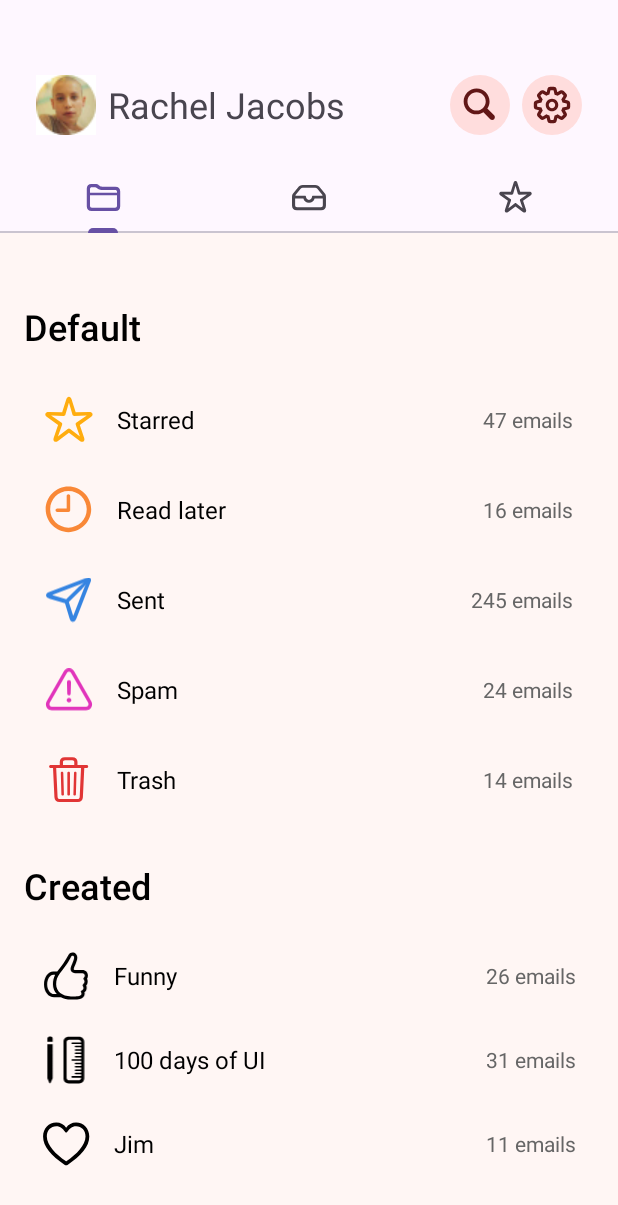
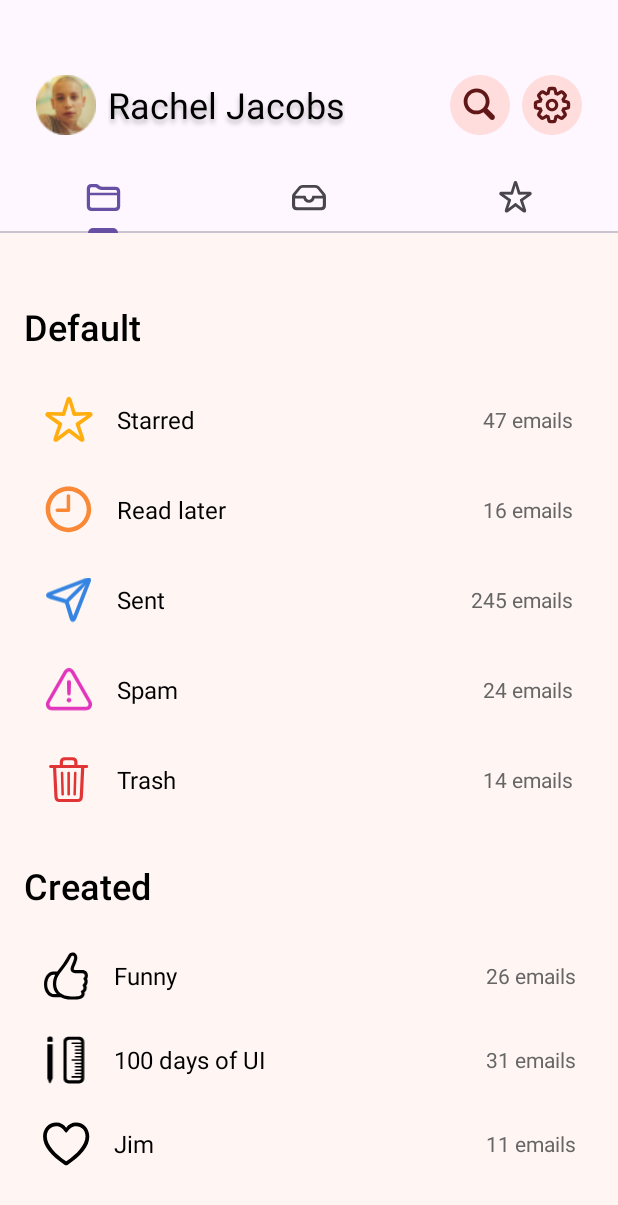
Before and after one commit to tuanminhphan45/mobile-project, an Android app: the FloderFragment screen opened directly, with no data from a screen before it, on a phone screen of 412 x 824 dp. Shown: the top 1205 px of the screen. Run offline under Robolectric (Android 15) with nearby library versions, the phone set to English and light mode, and no system bars.

Commit message:
split atri of folder page

```diff
--- a/app/src/main/res/layout/activity_main.xml
+++ b/app/src/main/res/layout/activity_main.xml
@@ -40,6 +40,7 @@
                     android:layout_height="wrap_content"
                     android:textSize="24sp"
                     android:text="@string/rachel_jacobs"
+                    android:textAppearance="@style/name_header"
                     android:layout_marginStart="8dp" />
             </LinearLayout>
 
--- a/app/src/main/res/layout/fragment_floder.xml
+++ b/app/src/main/res/layout/fragment_floder.xml
@@ -1,15 +1,12 @@
 <?xml version="1.0" encoding="utf-8"?>
-<FrameLayout xmlns:android="http://schemas.android.com/apk/res/android"
+<LinearLayout xmlns:android="http://schemas.android.com/apk/res/android"
     xmlns:tools="http://schemas.android.com/tools"
     android:layout_width="match_parent"
     android:layout_height="match_parent"
+    android:orientation="vertical"
+    android:padding="16dp"
+    android:background="#FFF6F4"
     tools:context=".Fragment.FloderFragment">
-    <LinearLayout
-        android:layout_width="match_parent"
-        android:layout_height="match_parent"
-        android:orientation="vertical"
-        android:padding="16dp"
-        android:background="#FFF6F4">
 
         <TextView
             android:layout_marginTop="30dp"
@@ -17,9 +14,7 @@
             android:layout_width="wrap_content"
             android:layout_height="wrap_content"
             android:text="@string/default123"
-            android:textSize="24sp"
-            android:textColor="#000000"
-            android:fontFamily="sans-serif-medium"
+            style="@style/title_folder"
             android:paddingBottom="16dp"/>
         <LinearLayout
             android:id="@+id/starred"
@@ -42,17 +37,14 @@
                 android:layout_height="wrap_content"
                 android:layout_weight="1"
                 android:text="@string/starred"
-                android:textSize="16sp"
-                android:textColor="#000000"
-                android:paddingStart="16dp"/>
+                style="@style/content_folder"/>
 
             <TextView
                 android:id="@+id/starred_count"
                 android:layout_width="wrap_content"
                 android:layout_height="wrap_content"
                 android:text="@string/_47_emails"
-                android:textSize="14sp"
-                android:textColor="#666666"/>
+                style="@style/sub_folder"/>
         </LinearLayout>
         <LinearLayout
             android:id="@+id/read_later"
@@ -75,17 +67,14 @@
                 android:layout_height="wrap_content"
                 android:layout_weight="1"
                 android:text="@string/read_later"
-                android:textSize="16sp"
-                android:textColor="#000000"
-                android:paddingStart="16dp"/>
+                style="@style/content_folder"/>
 
             <TextView
                 android:id="@+id/read_later_count"
                 android:layout_width="wrap_content"
                 android:layout_height="wrap_content"
                 android:text="@string/_16_emails"
-                android:textSize="14sp"
-                android:textColor="#666666"/>
+                style="@style/sub_folder"/>
         </LinearLayout>
         <LinearLayout
             android:id="@+id/sent"
@@ -108,17 +97,15 @@
                 android:layout_height="wrap_content"
                 android:layout_weight="1"
                 android:text="@string/sent"
-                android:textSize="16sp"
-                android:textColor="#000000"
-                android:paddingStart="16dp"/>
+                style="@style/content_folder"/>
 
             <TextView
                 android:id="@+id/sent_count"
                 android:layout_width="wrap_content"
                 android:layout_height="wrap_content"
                 android:text="@string/_245_emails"
-                android:textSize="14sp"
-                android:textColor="#666666"/>
+                style="@style/sub_folder"
+                />
         </LinearLayout>
 
         <LinearLayout
@@ -143,17 +130,14 @@
                 android:layout_height="wrap_content"
                 android:layout_weight="1"
                 android:text="Spam"
-                android:textSize="16sp"
-                android:textColor="#000000"
-                android:paddingStart="16dp"/>
+                style="@style/content_folder"/>
 
             <TextView
                 android:id="@+id/spam_count"
                 android:layout_width="wrap_content"
                 android:layout_height="wrap_content"
                 android:text="24 emails"
-                android:textSize="14sp"
-                android:textColor="#666666"/>
+                style="@style/sub_folder"/>
         </LinearLayout>
 
         <LinearLayout
@@ -177,17 +161,14 @@
                 android:layout_height="wrap_content"
                 android:layout_weight="1"
                 android:text="@string/trash"
-                android:textSize="16sp"
-                android:textColor="#000000"
-                android:paddingStart="16dp"/>
+                style="@style/content_folder"/>
 
             <TextView
                 android:id="@+id/trash_count"
                 android:layout_width="wrap_content"
                 android:layout_height="wrap_content"
                 android:text="@string/_14_emails"
-                android:textSize="14sp"
-                android:textColor="#666666"/>
+                style="@style/sub_folder"/>
         </LinearLayout>
 
         <TextView
@@ -195,9 +176,7 @@
             android:layout_width="wrap_content"
             android:layout_height="wrap_content"
             android:text="Created"
-            android:textSize="24sp"
-            android:textColor="#000000"
-            android:fontFamily="sans-serif-medium"
+            style="@style/title_folder"
             android:paddingTop="24dp"
             android:paddingBottom="16dp"/>
 
@@ -224,17 +203,14 @@
                 android:layout_height="wrap_content"
                 android:layout_weight="1"
                 android:text="Funny"
-                android:textSize="16sp"
-                android:textColor="#000000"
-                android:paddingStart="16dp"/>
+                style="@style/content_folder"/>
 
             <TextView
                 android:id="@+id/like_count"
                 android:layout_width="wrap_content"
                 android:layout_height="wrap_content"
                 android:text="26 emails"
-                android:textSize="14sp"
-                android:textColor="#666666"/>
+                style="@style/sub_folder"/>
         </LinearLayout>
 
         <LinearLayout
@@ -259,17 +235,14 @@
                 android:layout_height="wrap_content"
                 android:layout_weight="1"
                 android:text="100 days of UI"
-                android:textSize="16sp"
-                android:textColor="#000000"
-                android:paddingStart="16dp"/>
+                style="@style/content_folder"/>
 
             <TextView
                 android:id="@+id/days_of_ui_count"
                 android:layout_width="wrap_content"
                 android:layout_height="wrap_content"
                 android:text="31 emails"
-                android:textSize="14sp"
-                android:textColor="#666666"/>
+                style="@style/sub_folder"/>
         </LinearLayout>
         <LinearLayout
             android:id="@+id/love"
@@ -293,20 +266,14 @@
                 android:layout_height="wrap_content"
                 android:layout_weight="1"
                 android:text="Jim"
-                android:textSize="16sp"
-                android:textColor="#000000"
-                android:paddingStart="16dp"/>
+                style="@style/content_folder"/>
 
             <TextView
                 android:id="@+id/love_count"
                 android:layout_width="wrap_content"
                 android:layout_height="wrap_content"
                 android:text="11 emails"
-                android:textSize="14sp"
-                android:textColor="#666666"/>
+                style="@style/sub_folder"/>
         </LinearLayout>
 
-    </LinearLayout>
-
-
-</FrameLayout>
+</LinearLayout>
--- a/app/src/main/res/layout/item_inbox.xml
+++ b/app/src/main/res/layout/item_inbox.xml
@@ -2,6 +2,7 @@
 <LinearLayout xmlns:android="http://schemas.android.com/apk/res/android"
     android:layout_width="match_parent"
     android:layout_height="wrap_content"
+    xmlns:app="http://schemas.android.com/apk/res-auto"
     android:orientation="vertical"
     android:paddingVertical="8dp"
     android:paddingHorizontal="16dp"
@@ -15,13 +16,15 @@
         android:layout_height="wrap_content"
         android:orientation="horizontal">
 
-        <ImageView
-            android:id="@+id/profile_image"
+            <com.google.android.material.imageview.ShapeableImageView
+            android:id="@+id/circle"
             android:layout_width="48dp"
             android:layout_height="48dp"
-            android:src="@drawable/profile_picture"
-            android:layout_gravity="center_vertical"
-            android:contentDescription="@string/profile_desc"/>
+            android:scaleType="centerCrop"
+            app:layout_constraintStart_toStartOf="parent"
+            app:layout_constraintTop_toTopOf="parent"
+            app:shapeAppearanceOverlay="@style/circle"
+            app:srcCompat="@drawable/profile_picture" />
 
 
         <LinearLayout
@@ -29,6 +32,7 @@
             android:layout_height="wrap_content"
             android:layout_weight="1"
             android:orientation="vertical"
+            android:layout_gravity="center_vertical"
             android:layout_marginStart="12dp">
 
             <TextView
--- a/app/src/main/res/values/style.xml
+++ b/app/src/main/res/values/style.xml
@@ -20,12 +20,40 @@
         <item name="android:textSize">14sp</item>
         <item name="android:textColor">#CC000000</item>
     </style>
+    <style name="title_folder">
+        <item name="android:textSize">24sp</item>
+        <item name="android:textColor">#000000</item>
+        <item name="android:fontFamily">sans-serif-medium</item>
+    </style>
+    <style name="content_folder">
+        <item name="android:textSize">16sp</item>
+        <item name="android:textColor">#000000</item>
+        <item name="android:paddingStart">16dp</item>
+        <item name="android:layout_gravity">center_vertical</item>
+    </style>
+    <style name="sub_folder">
+        <item name="android:textSize">14sp</item>
+        <item name="android:textColor">#666666</item>
+    </style>
 
-    <!-- floating action button -->
+    <style name="name_header">
+        <item name="android:textSize">14sp</item>
+        <item name="android:textColor">#000000</item>
+        <item name="android:shadowColor">#40000000</item>
+        <item name="android:shadowDx">0</item>
+        <item name="android:shadowDy">4</item>
+        <item name="android:shadowRadius">4</item>
+    </style>
+
     <style name="fab" parent="Widget.MaterialComponents.FloatingActionButton">
         <item name="cornerFamily">rounded</item>
         <item name="cornerSize">50%</item>
 
         <item name="android:backgroundTint">@color/red</item>
     </style>
+
+    <style name="circle">
+        <item name="cornerSize">50%</item>
+    </style>
+
 </resources>
```
Also changed, not shown: app/src/main/res/drawable/profile_picture.png.
